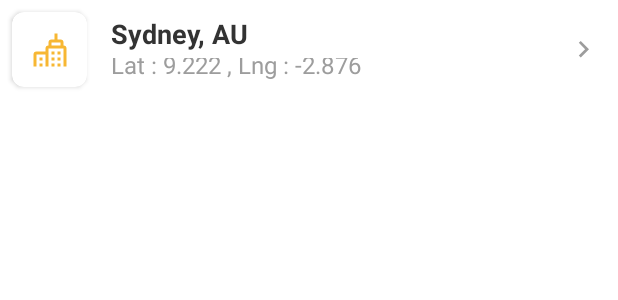
After one commit to Doha26/Citybase, an Android app: the layout item_search_result.xml on its own in the app's theme, with its tools: preview values and no code run, on a phone screen of 412 x 824 dp. The commit adds this screen. Shown: the top 300 px of the screen. Run offline under Robolectric (Android 15) with nearby library versions, the phone set to English and light mode, and no system bars.

Commit message:
Added search list item UI

```diff
--- /dev/null
+++ b/app/src/main/res/drawable/bg_circle_white.xml
@@ -0,0 +1,6 @@
+<?xml version="1.0" encoding="utf-8"?>
+<shape xmlns:android="http://schemas.android.com/apk/res/android"
+    android:shape="oval">
+    <solid
+        android:color="@color/white"/>
+</shape>
--- /dev/null
+++ b/app/src/main/res/drawable/city_variant_outline.xml
@@ -0,0 +1,8 @@
+<!-- drawable/city_variant_outline.xml -->
+<vector xmlns:android="http://schemas.android.com/apk/res/android"
+    android:height="24dp"
+    android:width="24dp"
+    android:viewportWidth="24"
+    android:viewportHeight="24">
+    <path android:fillColor="@color/colorAccent" android:pathData="M15,23H13V21H15V23M19,21H17V23H19V21M15,17H13V19H15V17M7,21H5V23H7V21M7,17H5V19H7V17M19,17H17V19H19V17M15,13H13V15H15V13M19,13H17V15H19V13M21,9A2,2 0 0,1 23,11V23H21V11H11V23H9V15H3V23H1V15A2,2 0 0,1 3,13H9V11A2,2 0 0,1 11,9V7A2,2 0 0,1 13,5H15V1H17V5H19A2,2 0 0,1 21,7V9M19,9V7H13V9H19Z" />
+</vector>
--- /dev/null
+++ b/app/src/main/res/drawable/ic_keyboard_arrow_right.xml
@@ -0,0 +1,9 @@
+<vector xmlns:android="http://schemas.android.com/apk/res/android"
+        android:width="24dp"
+        android:height="24dp"
+        android:viewportWidth="24.0"
+        android:viewportHeight="24.0">
+    <path
+        android:fillColor="@color/textColorSecondary"
+        android:pathData="M8.59,16.34l4.58,-4.59 -4.58,-4.59L10,5.75l6,6 -6,6z"/>
+</vector>
--- a/app/src/main/res/layout/activity_main.xml
+++ b/app/src/main/res/layout/activity_main.xml
@@ -3,6 +3,7 @@
     xmlns:app="http://schemas.android.com/apk/res-auto"
     android:layout_width="match_parent"
     android:layout_height="match_parent"
+    xmlns:tools="http://schemas.android.com/tools"
     android:orientation="vertical"
     android:background="@color/app_background">
 
@@ -64,10 +65,13 @@
     </androidx.cardview.widget.CardView>
 
     <androidx.recyclerview.widget.RecyclerView
+        android:layout_marginStart="@dimen/spacing_standard_new"
+        android:layout_marginEnd="@dimen/spacing_standard_new"
         android:id="@+id/rvSearch"
         android:layout_width="match_parent"
         android:layout_height="wrap_content"
         android:clipToPadding="false"
+        tools:listitem="@layout/item_search_result"
         android:overScrollMode="never"
         android:paddingTop="@dimen/space_35dp" />
 </LinearLayout>
--- /dev/null
+++ b/app/src/main/res/layout/item_search_result.xml
@@ -0,0 +1,57 @@
+<?xml version="1.0" encoding="utf-8"?>
+<RelativeLayout xmlns:android="http://schemas.android.com/apk/res/android"
+    xmlns:app="http://schemas.android.com/apk/res-auto"
+    android:orientation="vertical"
+    android:layout_width="match_parent"
+    android:layout_height="wrap_content"
+    >
+   <androidx.cardview.widget.CardView
+       android:id="@+id/cardImg"
+       android:layout_width="@dimen/space_50dp"
+       android:layout_height="@dimen/space_50dp"
+       android:layout_margin="@dimen/spacing_standard"
+       app:cardCornerRadius="@dimen/spacing_standard">
+       <androidx.appcompat.widget.AppCompatImageView
+           android:id="@+id/ivImgSong"
+           android:layout_width="match_parent"
+           android:layout_height="match_parent"
+           android:scaleType="centerInside"
+           android:src="@drawable/city_variant_outline"/>
+   </androidx.cardview.widget.CardView>
+    <androidx.appcompat.widget.AppCompatTextView
+        android:id="@+id/tvCityName"
+        android:layout_toEndOf="@id/cardImg"
+        android:textStyle="bold"
+        android:layout_width="wrap_content"
+        android:layout_height="wrap_content"
+        android:layout_marginStart="@dimen/spacing_standard"
+        android:layout_marginTop="@dimen/spacing_middle"
+        android:textSize="@dimen/font_size_normal"
+        android:textColor="@color/textColorPrimary"
+        android:text="@string/sydney"
+        />
+    <androidx.appcompat.widget.AppCompatTextView
+        android:id="@+id/tvCoordinates"
+        android:layout_below="@id/tvCityName"
+        android:layout_alignBottom="@id/cardImg"
+        android:gravity="bottom"
+        android:layout_toEndOf="@id/cardImg"
+        android:layout_width="wrap_content"
+        android:layout_height="wrap_content"
+        android:layout_marginStart="@dimen/spacing_standard"
+        android:layout_marginTop="@dimen/spacing_control"
+        android:layout_marginBottom="@dimen/spacing_control"
+        android:textSize="@dimen/font_size_medium"
+        android:textColor="@color/textColorSecondary"
+        android:text="@string/lat_long_ex"
+        />
+    <ImageView
+        android:layout_width="@dimen/space_30dp"
+        android:layout_height="@dimen/space_30dp"
+        android:layout_alignParentEnd="true"
+        android:padding="@dimen/spacing_control"
+        android:src="@drawable/ic_keyboard_arrow_right"
+        android:layout_marginEnd="@dimen/spacing_standard"
+        android:layout_centerVertical="true"/>
+
+</RelativeLayout>
--- /dev/null
+++ b/app/src/main/res/values/dimens.xml
@@ -0,0 +1,36 @@
+<?xml version="1.0" encoding="utf-8"?>
+<resources>
+    <dimen name="font_size_nano">10sp</dimen>
+    <dimen name="font_size_micro">12sp</dimen>
+    <dimen name="font_size_small">14sp</dimen>
+    <dimen name="font_size_medium">16sp</dimen>
+    <dimen name="font_size_normal">18sp</dimen>
+    <dimen name="font_size_large">20sp</dimen>
+    <dimen name="font_size_xlarge">22sp</dimen>
+    <dimen name="font_size_xxLarge">26sp</dimen>
+    <dimen name="font_size_35sp">35sp</dimen>
+    <dimen name="font_size_40sp">45sp</dimen>
+    <dimen name="font_size_splash">40sp</dimen>
+
+    <dimen name="space_2dp">2dp</dimen>
+    <dimen name="space_4dp">4dp</dimen>
+    <dimen name="space_8dp">8dp</dimen>
+    <dimen name="space_10dp">10dp</dimen>
+    <dimen name="space_16dp">16dp</dimen>
+    <dimen name="space_20dp">20dp</dimen>
+    <dimen name="space_24dp">24dp</dimen>
+    <dimen name="space_30dp">30dp</dimen>
+    <dimen name="space_32dp">32dp</dimen>
+    <dimen name="space_35dp">35dp</dimen>
+    <dimen name="space_40dp">40dp</dimen>
+    <dimen name="space_50dp">50dp</dimen>
+
+    <dimen name="spacing_control_half">@dimen/space_2dp</dimen>
+    <dimen name="spacing_control">@dimen/space_4dp</dimen>
+    <dimen name="spacing_standard">@dimen/space_8dp</dimen>
+    <dimen name="spacing_middle">@dimen/space_10dp</dimen>
+    <dimen name="spacing_standard_new">@dimen/space_16dp</dimen>
+    <dimen name="spacing_large">@dimen/space_24dp</dimen>
+    <dimen name="spacing_xlarge">@dimen/space_32dp</dimen>
+    <dimen name="spacing_xxLarge">@dimen/space_40dp</dimen>
+</resources>
--- a/app/src/main/res/values/strings.xml
+++ b/app/src/main/res/values/strings.xml
@@ -1,4 +1,6 @@
 <resources>
     <string name="app_name">Citybase</string>
     <string name="lbl_search">Ex: DE</string>
+    <string name="sydney">Sydney, AU</string>
+    <string name="lat_long_ex">Lat : 9.222 , Lng : -2.876</string>
 </resources>
```
Also changed, not shown: app/src/main/java/com/pavel/citybase/AppCoroutine.kt (added, +13 -0 lines), app/src/main/java/com/pavel/citybase/ui/base/BaseFragment.kt (added, +30 -0 lines), app/src/main/java/com/pavel/citybase/ui/base/BaseViewModel.kt (added, +12 -0 lines), app/src/main/res/drawable/ic_filter.xml (added, +9 -0 lines), app/src/main/res/drawable/ic_more_vert.xml (added, +9 -0 lines), app/src/main/res/drawable/ic_search.xml (added, +9 -0 lines).
